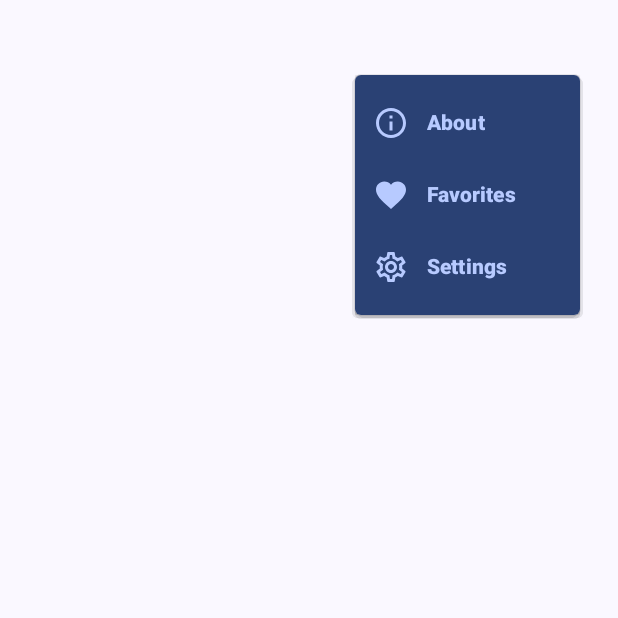
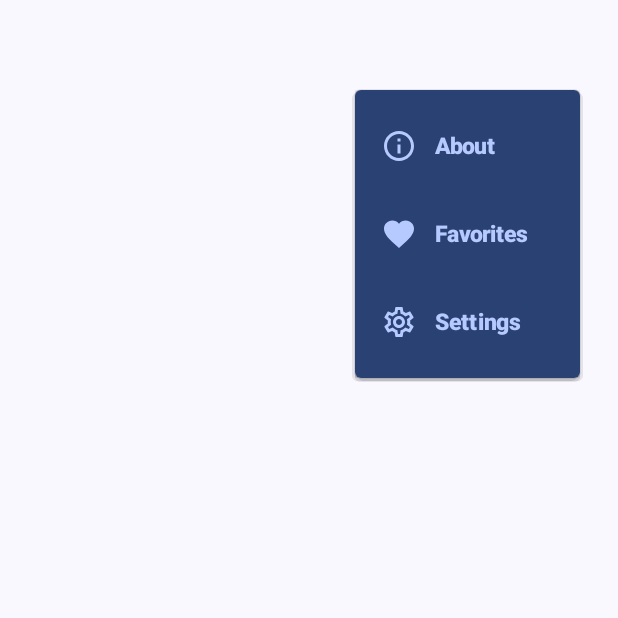
Before and after one commit to Sanskar-Rijal/Weather, an Android app built with Jetpack Compose: the composable ShowSettingDropDownMenu shown on its own in the app's theme, on a phone screen of 412 x 824 dp, the top half of it. Run offline under Robolectric (Android 15) with nearby library versions, the phone set to English and light mode, and no system bars; 1 statement that could not run was skipped.

Commit message:
updated ui , font size etc

```diff
--- a/app/src/main/java/com/example/weather/widgets/WeatherAppBar.kt
+++ b/app/src/main/java/com/example/weather/widgets/WeatherAppBar.kt
@@ -39,6 +39,7 @@ import androidx.compose.ui.focus.focusModifier
 import androidx.compose.ui.graphics.Color
 import androidx.compose.ui.graphics.vector.ImageVector
 import androidx.compose.ui.text.TextStyle
+import androidx.compose.ui.text.font.FontStyle
 import androidx.compose.ui.text.font.FontWeight
 import androidx.compose.ui.unit.Dp
 import androidx.compose.ui.unit.dp
@@ -123,21 +124,26 @@ fun ShowSettingDropDownMenu(ShowDialouge: MutableState<Boolean>, navController:
 
     Column(modifier = Modifier.fillMaxWidth()
         .wrapContentSize(Alignment.TopEnd)
-        .absolutePadding(top = 50.dp, right = 25.dp)) {
+        .absolutePadding(top = 60.dp, right = 25.dp)) {
         //invoking dropdown menu
         DropdownMenu(expanded = expand,
+
             onDismissRequest ={
                 expand=false
                 ShowDialouge.value = false
                               },
-            modifier = Modifier.width(150.dp)
+            modifier = Modifier
+                .width(150.dp)
                 .background(MaterialTheme.colorScheme.primary)) {
             items.forEachIndexed { index, text ->
-                DropdownMenuItem(text= { Text(text, modifier = Modifier.clickable {  }, fontWeight = FontWeight.ExtraBold) },
+                DropdownMenuItem(text= { Text(text, modifier = Modifier.clickable {  },
+                    fontSize = 15.sp,
+                    fontWeight = FontWeight.ExtraBold)},
                     onClick = {
                     expand=false
                     ShowDialouge.value=false //when we click on eitherone i.e about , favorites etc then i want dialouge to disappear
                 },
+                    modifier = Modifier.padding(5.dp),
                     leadingIcon = {
                         when (text){
                         "About" -> Icon(Icons.Outlined.Info, contentDescription = "about icon")
```
